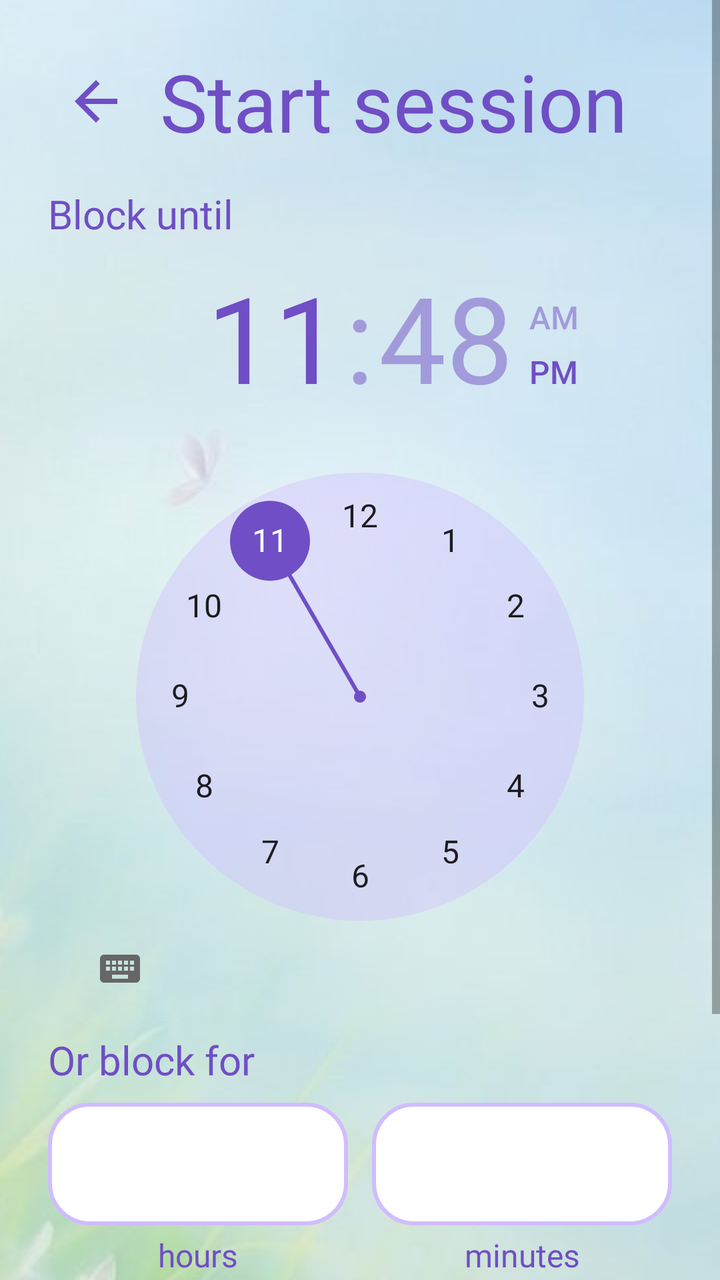
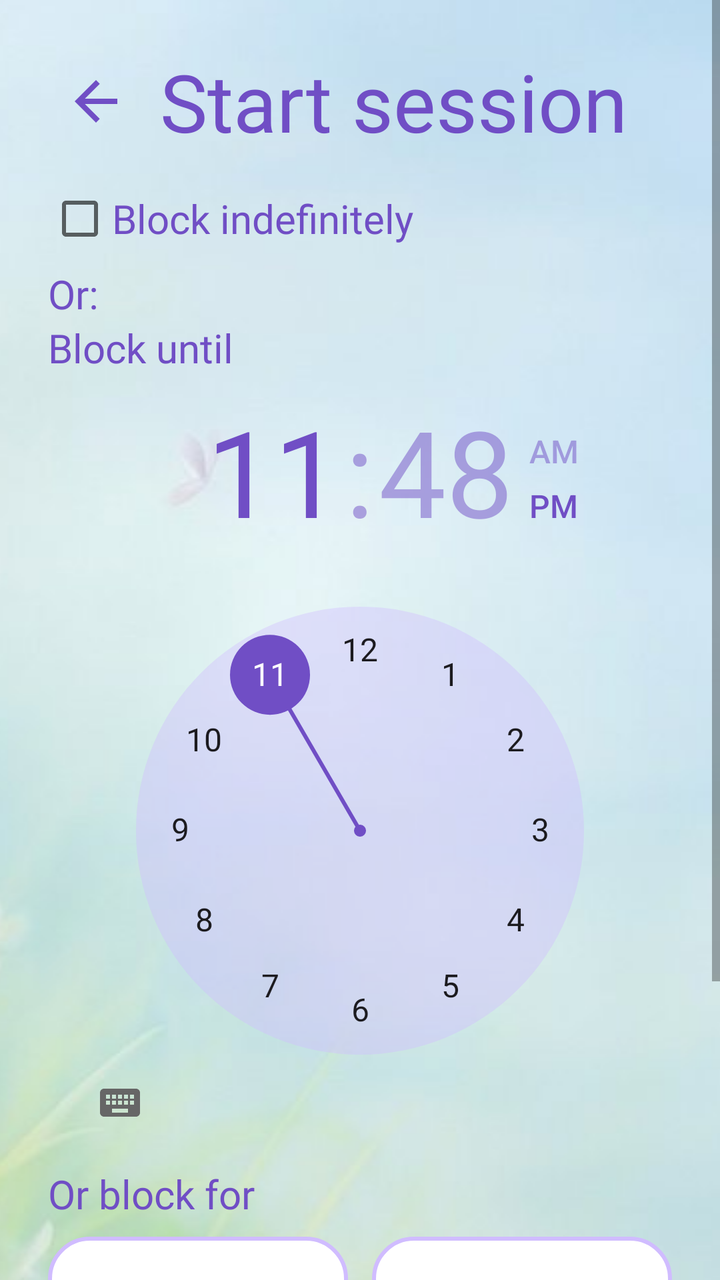

Before-and-after screenshots of an Android layout around one commit, followed by the original layout XML and the change that was made.
<!-- AndroidManifest.xml: application theme android:Theme.Material.Light.NoActionBar -->
<!-- res/layout/activity_start_session.xml -->
<?xml version="1.0" encoding="utf-8"?>
<ScrollView xmlns:android="http://schemas.android.com/apk/res/android"
    android:layout_width="match_parent"
    android:layout_height="match_parent"
    android:fillViewport="true"
    android:background="@drawable/activity_background">

    <LinearLayout
        android:layout_width="match_parent"
        android:layout_height="wrap_content"
        android:orientation="vertical"
        android:padding="24dp">

        
        <LinearLayout
            android:layout_width="match_parent"
            android:layout_height="wrap_content"
            android:gravity="center_vertical"
            android:orientation="horizontal">

            <ImageButton
                android:id="@+id/btnBack"
                android:layout_width="48dp"
                android:layout_height="48dp"
                android:layout_marginEnd="8dp"
                android:background="?android:attr/selectableItemBackgroundBorderless"
                android:contentDescription="Back"
                android:src="@drawable/ic_back" />

            <TextView
                android:id="@+id/tvTitle"
                android:layout_width="0dp"
                android:layout_height="wrap_content"
                android:layout_weight="1"
                android:autoSizeMaxTextSize="40sp"
                android:autoSizeMinTextSize="24sp"
                android:autoSizeStepGranularity="1sp"
                android:autoSizeTextType="uniform"
                android:fontFamily="@font/super_frog"
                android:maxLines="1"
                android:text="Start session"
                android:textColor="@color/primary_dark"
                android:textSize="40sp" />
        </LinearLayout>

        
        <TextView
            android:id="@+id/tvExtendInfo"
            android:layout_width="match_parent"
            android:layout_height="wrap_content"
            android:fontFamily="@font/super_frog"
            android:paddingTop="8dp"
            android:textColor="@color/primary_dark"
            android:textSize="16sp"
            android:visibility="gone" />

        
        <RelativeLayout
            android:layout_width="match_parent"
            android:layout_height="wrap_content"
            android:layout_marginTop="16dp">

            <LinearLayout
                android:id="@+id/timeControls"
                android:layout_width="match_parent"
                android:layout_height="wrap_content"
                android:orientation="vertical">

                <TextView
                    android:layout_width="match_parent"
                    android:layout_height="wrap_content"
                    android:fontFamily="@font/super_frog"
                    android:text="Block until"
                    android:textColor="@color/primary_dark"
                    android:textSize="20sp" />

                
                <TimePicker
                    android:id="@+id/timePicker"
                    style="@style/FocusTimePicker"
                    android:theme="@style/PurpleControls"
                    android:layout_width="match_parent"
                    android:layout_height="wrap_content"
                    android:timePickerMode="clock" />

                <TextView
                    android:layout_width="match_parent"
                    android:layout_height="wrap_content"
                    android:fontFamily="@font/super_frog"
                    android:paddingTop="8dp"
                    android:text="Or block for"
                    android:textColor="@color/primary_dark"
                    android:textSize="20sp" />

                <LinearLayout
                    android:layout_width="match_parent"
                    android:layout_height="wrap_content"
                    android:layout_marginTop="8dp"
                    android:orientation="horizontal">

                    
                    <LinearLayout
                        android:layout_width="0dp"
                        android:layout_height="wrap_content"
                        android:layout_marginEnd="6dp"
                        android:layout_weight="1"
                        android:orientation="vertical">

                        <EditText
                            android:id="@+id/etHours"
                            android:layout_width="match_parent"
                            android:layout_height="wrap_content"
                            android:background="@drawable/schedule_day_card"
                            android:fontFamily="@font/super_frog"
                            android:gravity="center"
                            android:importantForAutofill="no"
                            android:inputType="number"
                            android:maxLength="3"
                            android:padding="12dp"
                            android:textColor="@color/primary_dark"
                            android:textSize="28sp"
                            android:theme="@style/PurpleControls" />

                        <TextView
                            android:layout_width="match_parent"
                            android:layout_height="wrap_content"
                            android:fontFamily="@font/super_frog"
                            android:gravity="center"
                            android:paddingTop="4dp"
                            android:text="hours"
                            android:textColor="@color/primary_dark"
                            android:textSize="16sp" />
                    </LinearLayout>

                    <LinearLayout
                        android:layout_width="0dp"
                        android:layout_height="wrap_content"
                        android:layout_marginStart="6dp"
                        android:layout_weight="1"
                        android:orientation="vertical">

                        <EditText
                            android:id="@+id/etMinutes"
                            android:layout_width="match_parent"
                            android:layout_height="wrap_content"
                            android:background="@drawable/schedule_day_card"
                            android:fontFamily="@font/super_frog"
                            android:gravity="center"
                            android:importantForAutofill="no"
                            android:inputType="number"
                            android:maxLength="4"
                            android:padding="12dp"
                            android:textColor="@color/primary_dark"
                            android:textSize="28sp"
                            android:theme="@style/PurpleControls" />

                        <TextView
                            android:layout_width="match_parent"
                            android:layout_height="wrap_content"
                            android:fontFamily="@font/super_frog"
                            android:gravity="center"
                            android:paddingTop="4dp"
                            android:text="minutes"
                            android:textColor="@color/primary_dark"
                            android:textSize="16sp" />
                    </LinearLayout>
                </LinearLayout>
            </LinearLayout>

            <View
                android:id="@+id/timeBlocker"
                android:layout_width="match_parent"
                android:layout_height="wrap_content"
                android:layout_alignTop="@id/timeControls"
                android:layout_alignBottom="@id/timeControls"
                android:clickable="true"
                android:focusable="true"
                android:visibility="gone" />
        </RelativeLayout>

        <CheckBox
            android:id="@+id/cbIndefinite"
            android:layout_width="match_parent"
            android:layout_height="wrap_content"
            android:layout_marginTop="8dp"
            android:fontFamily="@font/super_frog"
            android:text="Block indefinitely"
            android:textColor="@color/primary_dark"
            android:textSize="20sp"
            android:theme="@style/PurpleControls" />

        <TextView
            android:id="@+id/tvNote"
            android:layout_width="match_parent"
            android:layout_height="wrap_content"
            android:fontFamily="@font/super_frog"
            android:paddingTop="4dp"
            android:textColor="@color/primary_dark"
            android:textSize="16sp" />

        <Button
            android:id="@+id/btnStartSession"
            style="@style/BaseButtonStyle"
            android:layout_width="match_parent"
            android:layout_height="64dp"
            android:layout_marginTop="16dp"
            android:text="Start" />
    </LinearLayout>
</ScrollView>
<!-- resources referenced by this layout -->
<resources>
  <color name="primary_dark">#704EC5</color>
  <!-- drawable activity_background (drawable) -->
  <?xml version="1.0" encoding="utf-8"?>
  <bitmap xmlns:android="http://schemas.android.com/apk/res/android"
      android:src="@drawable/background"
      android:gravity="center"
      android:tileMode="disabled" />
  <!-- drawable ic_back (drawable) -->
  <vector xmlns:android="http://schemas.android.com/apk/res/android"
      android:width="32dp"
      android:height="32dp"
      android:autoMirrored="true"
      android:viewportWidth="24"
      android:viewportHeight="24">
      <path
          android:fillColor="@color/primary_dark"
          android:pathData="M20,11H7.83l5.59,-5.59L12,4l-8,8 8,8 1.41,-1.41L7.83,13H20v-2z" />
  </vector>
  <!-- drawable schedule_day_card (drawable) -->
  <shape xmlns:android="http://schemas.android.com/apk/res/android"
      android:shape="rectangle">
      <solid android:color="@color/surface" />
      <corners android:radius="20dp" />
      <stroke
          android:width="2dp"
          android:color="@color/accent" />
  </shape>
  <style name="BaseButtonStyle">
          <item name="android:layout_width">match_parent</item>
          <item name="android:layout_height">match_parent</item>
          <item name="android:background">@drawable/base_button_shape</item>
          <item name="android:fontFamily">@font/super_frog</item>
          <item name="android:gravity">center_vertical|center_horizontal</item>
          
          <item name="android:paddingStart">10dp</item>
          <item name="android:paddingEnd">10dp</item>
          <item name="android:maxLines">1</item>
  
          <item name="android:autoSizeTextType">uniform</item>
          <item name="android:autoSizeMinTextSize">14sp</item>
          <item name="android:autoSizeMaxTextSize">30sp</item>
          <item name="android:autoSizeStepGranularity">5sp</item>
      </style>
  <style name="FocusTimePicker" parent="@android:style/Widget.Material.Light.TimePicker">
          <item name="android:headerBackground">@android:color/transparent</item>
          <item name="android:headerTimeTextAppearance">@style/FocusClockHeaderText</item>
          <item name="android:headerAmPmTextAppearance">@style/FocusClockAmPmText</item>
          <item name="android:numbersTextColor">@color/clock_numbers_text</item>
          <item name="android:numbersBackgroundColor">#66D0BCFF</item>
          <item name="android:numbersSelectorColor">@color/primary_dark</item>
      </style>
  <style name="PurpleControls">
          <item name="android:colorAccent">@color/primary_dark</item>
          <item name="android:colorControlActivated">@color/primary_dark</item>
      </style>
  <!-- drawable background: jpg bitmap (drawable, 65327 bytes) -->
  <color name="surface">#FFFFFF</color>
  <color name="accent">#D0BCFF</color>
  <!-- drawable base_button_shape (drawable) -->
  <shape xmlns:android="http://schemas.android.com/apk/res/android"
      android:shape="rectangle">
  
      <gradient
          android:angle="270"
          android:startColor="@color/primary_dark"
          android:endColor="@color/primary"
          android:type="linear" />
  
      <corners android:radius="20dp" />
  
      <stroke
          android:width="3dp"
          android:color="@color/accent" />
  
  </shape>
  <style name="FocusClockHeaderText">
          <item name="android:fontFamily">@font/super_frog</item>
          <item name="android:textSize">56sp</item>
          <item name="android:textColor">@color/clock_header_text</item>
      </style>
  <style name="FocusClockAmPmText">
          <item name="android:fontFamily">@font/super_frog</item>
          <item name="android:textSize">22sp</item>
          <item name="android:textColor">@color/clock_header_text</item>
      </style>
  <color name="primary">#9477E6</color>
</resources>

<!-- the commit's change to res/layout/activity_start_session.xml (unified diff, before → after) -->
@@ -54,11 +54,30 @@
             android:textSize="16sp"
             android:visibility="gone" />
 
+        <CheckBox
+            android:id="@+id/cbIndefinite"
+            android:layout_width="match_parent"
+            android:layout_height="wrap_content"
+            android:layout_marginTop="16dp"
+            android:fontFamily="@font/super_frog"
+            android:text="Block indefinitely"
+            android:textColor="@color/primary_dark"
+            android:textSize="20sp"
+            android:theme="@style/PurpleControls" />
+
+        <TextView
+            android:layout_width="match_parent"
+            android:layout_height="wrap_content"
+            android:fontFamily="@font/super_frog"
+            android:paddingTop="8dp"
+            android:text="Or:"
+            android:textColor="@color/primary_dark"
+            android:textSize="20sp" />
+
         
         <RelativeLayout
             android:layout_width="match_parent"
-            android:layout_height="wrap_content"
-            android:layout_marginTop="16dp">
+            android:layout_height="wrap_content">
 
             <LinearLayout
                 android:id="@+id/timeControls"
@@ -178,17 +197,6 @@
                 android:visibility="gone" />
         </RelativeLayout>
 
-        <CheckBox
-            android:id="@+id/cbIndefinite"
-            android:layout_width="match_parent"
-            android:layout_height="wrap_content"
-            android:layout_marginTop="8dp"
-            android:fontFamily="@font/super_frog"
-            android:text="Block indefinitely"
-            android:textColor="@color/primary_dark"
-            android:textSize="20sp"
-            android:theme="@style/PurpleControls" />
-
         <TextView
             android:id="@+id/tvNote"
             android:layout_width="match_parent"
